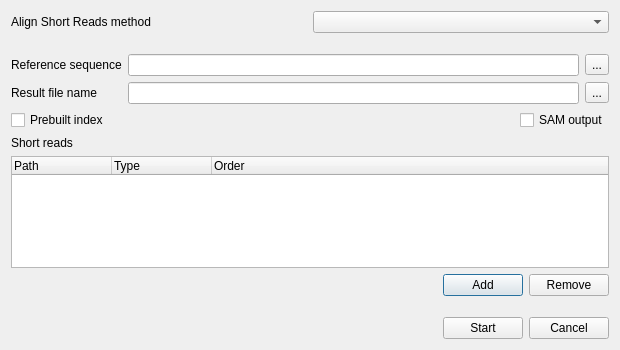
Before: the Qt Designer form src/corelibs/U2View/src/util_dna_assembly/ui/AssemblyToRefDialog.ui in violethaze74/ugene, drawn with Qt 5.
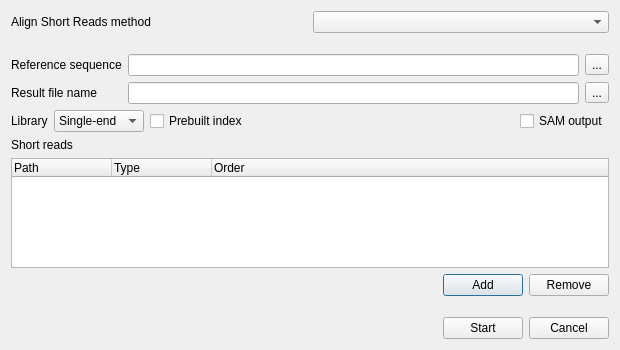
After: the same form once the commit is applied.

```diff
--- a/src/corelibs/U2View/src/util_dna_assembly/ui/AssemblyToRefDialog.ui
+++ b/src/corelibs/U2View/src/util_dna_assembly/ui/AssemblyToRefDialog.ui
@@ -111,6 +111,27 @@
    </item>
    <item>
     <layout class="QHBoxLayout" name="horizontalLayout">
+     <item>
+      <widget class="QLabel" name="label_5">
+       <property name="text">
+        <string>Library</string>
+       </property>
+      </widget>
+     </item>
+     <item>
+      <widget class="QComboBox" name="libraryComboBox">
+       <item>
+        <property name="text">
+         <string>Single-end</string>
+        </property>
+       </item>
+       <item>
+        <property name="text">
+         <string>Paired-end</string>
+        </property>
+       </item>
+      </widget>
+     </item>
      <item>
       <widget class="QCheckBox" name="prebuiltIndexCheckBox">
        <property name="toolTip">
```
